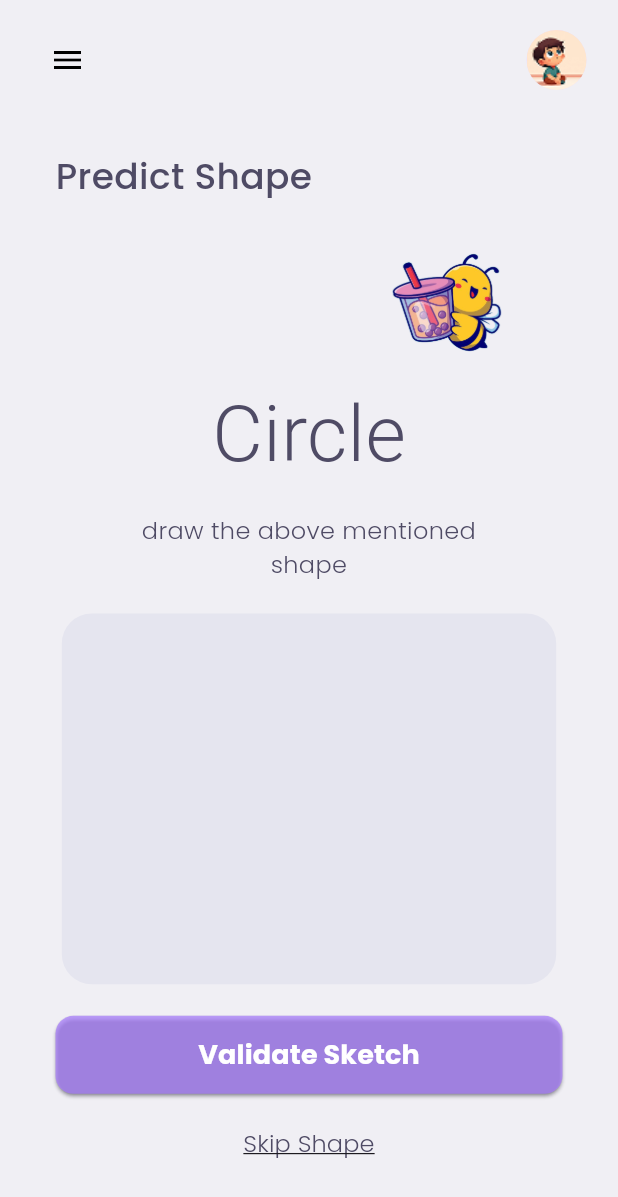
After one commit to IT21273858/24-25J-133-app, a Flutter app: the VisualProcessText2 screen opened directly, on a phone screen of 412 x 824 dp. The commit adds this screen. Shown: the top 1197 px of the screen. Run offline on Flutter 3.47's test engine with Material 3 defaults, Android fonts, the light colour scheme and no system bars; our stand-ins replace fl_chart, flutter_animate, flutter_feather_icons, google_fonts, video_player.

Commit message:
Visual Processing Screens Implemented

```diff
--- a/dyslexia/lib/CustomDrawer.dart
+++ b/dyslexia/lib/CustomDrawer.dart
@@ -9,6 +9,7 @@ import 'package:dyslexia/ReadingCheckpoint2.dart';
 import 'package:dyslexia/ReadingCheckpoint3.dart';
 import 'package:dyslexia/ScoresPage.dart';
 import 'package:dyslexia/VisualProcessTest1.dart';
+import 'package:dyslexia/VisualProcessingTest2.dart';
 import 'package:dyslexia/variables.dart';
 import 'package:flutter/material.dart';
 import 'package:flutter_feather_icons/flutter_feather_icons.dart';
@@ -54,6 +55,11 @@ class _CustomDrawerState extends State<CustomDrawer> {
       "icon": FeatherIcons.barChart2,
       "label": "Checkpointhree",
       "page": ReadCheckpointThree(),
+    },
+    {
+      "icon": FeatherIcons.barChart2,
+      "label": "Predict Shape",
+      "page": VisualProcessText2(),
     },
     {
       "icon": FeatherIcons.barChart2,
--- /dev/null
+++ b/dyslexia/lib/VisualProcessingTest2.dart
@@ -0,0 +1,402 @@
+import 'package:dyslexia/RegisterChooseForChild.dart';
+import 'package:dyslexia/variables.dart';
+import 'package:flutter/material.dart';
+import 'package:dyslexia/CustomDrawer.dart';
+import 'package:dyslexia/components.dart';
+import 'package:fl_chart/fl_chart.dart';
+
+class VisualProcessText2 extends StatelessWidget {
+  @override
+  Widget build(BuildContext context) {
+    double screenWidth = MediaQuery.of(context).size.width;
+    double screenHeight = MediaQuery.of(context).size.height;
+    String displayText = "Circle";
+    String textinstruction = "draw the above mentioned shape";
+    return Scaffold(
+      backgroundColor: Color(0xFFF0EFF4),
+      body: Padding(
+        padding: const EdgeInsets.symmetric(horizontal: 5.0),
+        child: ListView(
+          children: [
+            Column(
+              spacing: 20,
+              children: [
+                _buildHeader(context),
+                // Row(
+                //   mainAxisAlignment: MainAxisAlignment.end,
+                //   children: [
+                //     Text(
+                //       'Your Child Performance this week',
+                //       style: TextStyle(color: Colors.black, fontSize: 16),
+                //     ),
+                //     Padding(padding: EdgeInsets.all(10)),
+                //   ],
+                // ),
+                // _buildChildSelection(),
+                // _buildPerformanceSection(),
+                // _buildManageChildrenSection(context),
+                // Padding(padding: EdgeInsets.only(bottom: 10)),
+                Padding(
+                  padding: const EdgeInsets.symmetric(horizontal: 32.0),
+                  child: Column(
+                    spacing: 1,
+                    crossAxisAlignment: CrossAxisAlignment.start,
+                    children: [
+                      Row(
+                        children: [
+                          Column(
+                            crossAxisAlignment: CrossAxisAlignment.start,
+                            children: [
+                              Text("Predict Shape", style: rCheckpointTitle),
+                              // Text("Level 1", style: rCheckpointLv),
+                            ],
+                          ),
+                        ],
+                      ),
+                      Center(
+                        child: Column(
+                          crossAxisAlignment: CrossAxisAlignment.center,
+                          children: [
+                            Container(
+                              width: screenWidth * 0.8,
+                              height: screenHeight * 0.25,
+                              decoration: BoxDecoration(
+                                borderRadius: BorderRadius.all(
+                                  Radius.circular(17),
+                                ),
+                                // color: Color.fromRGBO(166, 159, 204, 0.31),
+                              ),
+                              child: Column(
+                                crossAxisAlignment: CrossAxisAlignment.center,
+                                mainAxisAlignment: MainAxisAlignment.center,
+                                children: [
+                                  SizedBox(
+                                    width: screenWidth * 0.7,
+                                    child: Row(
+                                      mainAxisAlignment: MainAxisAlignment.end,
+                                      children: [
+                                        Image.asset(
+                                          "assets/images/beec.png",
+                                          width: screenWidth * 0.25,
+                                        ),
+                                      ],
+                                    ),
+                                  ),
+                                  Text(
+                                    displayText,
+                                    style: rCheckpointtxtDisplayH,
+                                  ),
+                                ],
+                              ),
+                            ),
+                          ],
+                        ),
+                      ),
+                      Center(
+                        child: SizedBox(
+                          width: screenWidth * 0.6,
+                          child: Column(
+                            spacing: 5,
+                            children: [
+                              // Container(
+                              //   decoration: BoxDecoration(
+                              //     color: pointsBackgroundColor,
+                              //     borderRadius: BorderRadius.all(
+                              //       Radius.circular(40),
+                              //     ),
+                              //   ),
+                              //   child: IconButton(
+                              //     onPressed: () {},
+                              //     icon: Icon(Icons.mic, color: Colors.white),
+                              //   ),
+                              // ),
+                              Text(
+                                textinstruction,
+                                style: rCheckpointInst,
+                                textAlign: TextAlign.center,
+                              ),
+                            ],
+                          ),
+                        ),
+                      ),
+                      Center(
+                        child: Padding(
+                          padding: const EdgeInsets.symmetric(vertical: 20.0),
+                          child: Column(
+                            spacing: 9,
+                            children: [
+                              Container(
+                                width: screenWidth * 0.8,
+                                height: screenHeight * 0.3,
+                                decoration: BoxDecoration(
+                                  borderRadius: BorderRadius.all(
+                                    Radius.circular(20),
+                                  ),
+                                  color: cardBackgroundcolor,
+                                ),
+                              ),
+                            ],
+                          ),
+                        ),
+                      ),
+                      Center(
+                        child: Column(
+                          spacing: 9,
+                          children: [
+                            CustomButton(
+                              text: "Validate Sketch",
+                              isLoading: false,
+                              onPressed: () {},
+                            ),
+                            TextButton(
+                              onPressed: () {},
+                              child: Text(
+                                "Skip Shape",
+                                style: rCheckpointSkip,
+                                textAlign: TextAlign.center,
+                              ),
+                            ),
+                          ],
+                        ),
+                      ),
+                    ],
+                  ),
+                ),
+              ],
+            ),
+          ],
+        ),
+      ),
+    );
+  }
+
+  // Header Section
+  Widget _buildHeader(BuildContext context) {
+    return Container(
+      // decoration: BoxDecoration(
+      //   color: Colors.white,
+      //   borderRadius: BorderRadius.only(
+      //     bottomLeft: Radius.circular(42),
+      //     bottomRight: Radius.circular(42),
+      //   ),
+      //   boxShadow: [
+      //     BoxShadow(
+      //       color: Colors.grey.withOpacity(0.2),
+      //       spreadRadius: 2,
+      //       blurRadius: 10,
+      //       offset: Offset(0, 4),
+      //     ),
+      //   ],
+      // ),
+      padding: EdgeInsets.all(16),
+      child: Column(
+        children: [
+          Row(
+            mainAxisAlignment: MainAxisAlignment.spaceBetween,
+            children: [
+              _buildIconButton(Icons.menu, () {
+                Navigator.push(
+                  context,
+                  MaterialPageRoute(builder: (context) => CustomDrawer()),
+                );
+              }),
+              CircleAvatar(
+                radius: 20,
+                backgroundImage: AssetImage('assets/images/user.png'),
+              ),
+            ],
+          ),
+        ],
+      ),
+    );
+  }
+
+  // Scrollable Child Selection
+  // Widget _buildChildSelection() {
+  //   return Container(
+  //     height: 30,
+  //     child: ListView.builder(
+  //       scrollDirection: Axis.horizontal,
+  //       itemCount: children.length,
+  //       itemBuilder: (context, index) {
+  //         return Padding(
+  //           padding: EdgeInsets.symmetric(horizontal: 8.0),
+  //           child: ElevatedButton(
+  //             onPressed: () {},
+  //             style: ElevatedButton.styleFrom(
+  //               backgroundColor: Colors.white,
+  //               elevation: 0,
+  //               shape: RoundedRectangleBorder(
+  //                 borderRadius: BorderRadius.circular(20),
+  //               ),
+  //             ),
+  //             child: Text(
+  //               children[index],
+  //               style: TextStyle(color: Colors.black),
+  //             ),
+  //           ),
+  //         );
+  //       },
+  //     ),
+  //   );
+  // }
+
+  // // Performance Section with Line Chart
+  // Widget _buildPerformanceSection() {
+  //   return Padding(
+  //     padding: EdgeInsets.symmetric(horizontal: 16.0),
+  //     child: Column(
+  //       children: [
+  //         Container(
+  //           padding: EdgeInsets.all(12),
+  //           decoration: BoxDecoration(
+  //             color: Colors.white,
+  //             borderRadius: BorderRadius.circular(18),
+  //             boxShadow: [
+  //               BoxShadow(
+  //                 color: Colors.grey.withOpacity(0.2),
+  //                 spreadRadius: 1,
+  //                 blurRadius: 5,
+  //               ),
+  //             ],
+  //           ),
+  //           child: Column(
+  //             crossAxisAlignment: CrossAxisAlignment.start,
+  //             spacing: 5,
+  //             children: [
+  //               Padding(padding: EdgeInsets.only(left: 10, right: 10)),
+  //               Row(
+  //                 mainAxisAlignment: MainAxisAlignment.spaceBetween,
+  //                 children: [
+  //                   Column(
+  //                     crossAxisAlignment: CrossAxisAlignment.start,
+  //                     children: [
+  //                       Text(
+  //                         'Statistics',
+  //                         style: TextStyle(
+  //                           fontSize: 18,
+  //                           fontWeight: FontWeight.normal,
+  //                         ),
+  //                       ),
+  //                       Text(
+  //                         'Game Name',
+  //                         style: TextStyle(
+  //                           fontSize: 16,
+  //                           color: Colors.black,
+  //                           fontWeight: FontWeight.bold,
+  //                         ),
+  //                       ),
+  //                     ],
+  //                   ),
+  //                   Column(
+  //                     crossAxisAlignment: CrossAxisAlignment.end,
+  //                     children: [
+  //                       Text(
+  //                         '1,027',
+  //                         style: TextStyle(
+  //                           fontSize: 20,
+  //                           fontWeight: FontWeight.bold,
+  //                         ),
+  //                       ),
+  //                       Text(
+  //                         '+12.75%',
+  //                         style: TextStyle(color: Colors.green, fontSize: 14),
+  //                       ),
+  //                     ],
+  //                   ),
+  //                 ],
+  //               ),
+  //               Padding(padding: EdgeInsets.only(top: 10)),
+  //               LineChartWidget(chartData: performanceData),
+  //             ],
+  //           ),
+  //         ),
+  //       ],
+  //     ),
+  //   );
+  // }
+
+  // Manage Children Section
+  // Widget _buildManageChildrenSection(BuildContext context) {
+  //   return Padding(
+  //     padding: EdgeInsets.symmetric(horizontal: 16.0),
+  //     child: Column(
+  //       crossAxisAlignment: CrossAxisAlignment.start,
+  //       children: [
+  //         Row(
+  //           mainAxisAlignment: MainAxisAlignment.spaceBetween,
+  //           children: [
+  //             Text(
+  //               "Manage Children",
+  //               style: TextStyle(
+  //                 fontSize: 18,
+  //                 fontWeight: FontWeight.bold,
+  //                 color: Colors.black,
+  //               ),
+  //             ),
+  //             IconButton(
+  //               icon: Icon(
+  //                 Icons.add_circle_outline,
+  //                 size: 24,
+  //                 color: Colors.black,
+  //               ),
+  //               onPressed: () {
+  //                 Navigator.push(
+  //                   context,
+  //                   MaterialPageRoute(
+  //                     builder: (context) => RegisterChooseForChild(),
+  //                   ),
+  //                 );
+  //               },
+  //             ),
+  //           ],
+  //         ),
+  //         SizedBox(height: 10),
+  //         ChildCardSliderDashboard(
+  //           childData: [
+  //             {
+  //               "name": "Child 1",
+  //               "level": "Level 02",
+  //               "lastLogged": "12 Feb 2024 - 12:30pm",
+  //               "image": "assets/images/child.png",
+  //             },
+  //             {
+  //               "name": "Child 2",
+  //               "level": "Level 03",
+  //               "lastLogged": "10 Feb 2024 - 11:45am",
+  //               "image": "assets/images/child.png",
+  //             },
+  //             {
+  //               "name": "Child 3",
+  //               "level": "Level 01",
+  //               "lastLogged": "08 Feb 2024 - 02:15pm",
+  //               "image": "assets/images/child.png",
+  //             },
+  //           ],
+  //         ),
+  //       ],
+  //     ),
+  //   );
+  // }
+
+  Widget _buildIconButton(IconData icon, VoidCallback onPressed) {
+    return Container(
+      // decoration: BoxDecoration(
+      //   color: Colors.white,
+      //   shape: BoxShape.circle,
+      //   boxShadow: [
+      //     BoxShadow(
+      //       color: Colors.grey.withOpacity(0.2),
+      //       spreadRadius: 1,
+      //       blurRadius: 5,
+      //       offset: Offset(0, 2),
+      //     ),
+      //   ],
+      // ),
+      child: IconButton(
+        icon: Icon(icon, color: Colors.black),
+        onPressed: onPressed,
+      ),
+    );
+  }
+}
--- a/dyslexia/lib/variables.dart
+++ b/dyslexia/lib/variables.dart
@@ -168,3 +168,9 @@ final TextStyle timeClock = GoogleFonts.poppins(
   fontWeight: FontWeight.w300,
   color: Colors.white,
 );
+
+final TextStyle rCheckpointtxtDisplayH = GoogleFonts.lilyScriptOne(
+  fontSize: 52,
+  fontWeight: FontWeight.w300,
+  color: readingTitleColor,
+);
--- a/dyslexia/pubspec.yaml
+++ b/dyslexia/pubspec.yaml
@@ -82,6 +82,7 @@ flutter:
     - assets/images/test123.png
     - assets/images/circ.png
     - assets/images/tri.png
+    - assets/images/beec.png
     - assets/images/test12345.png
     #   - images/a_dot_burr.jpeg
     #   - images/a_dot_ham.jpeg
```
Also changed, not shown: dyslexia/assets/images/beec.png (added).
